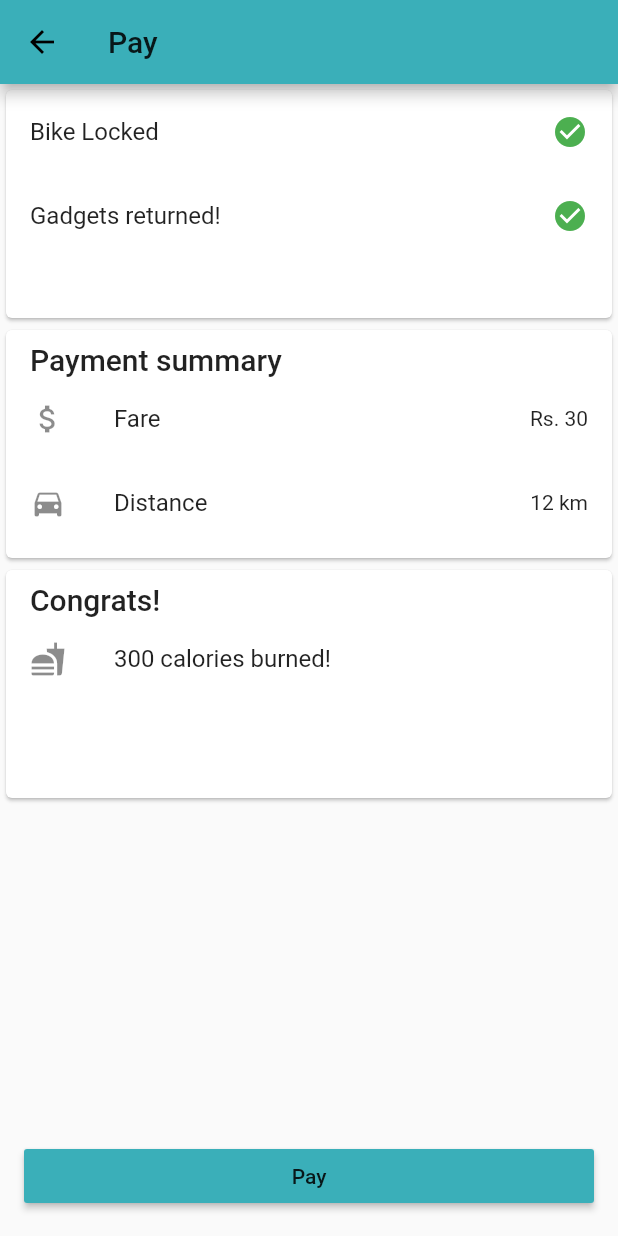
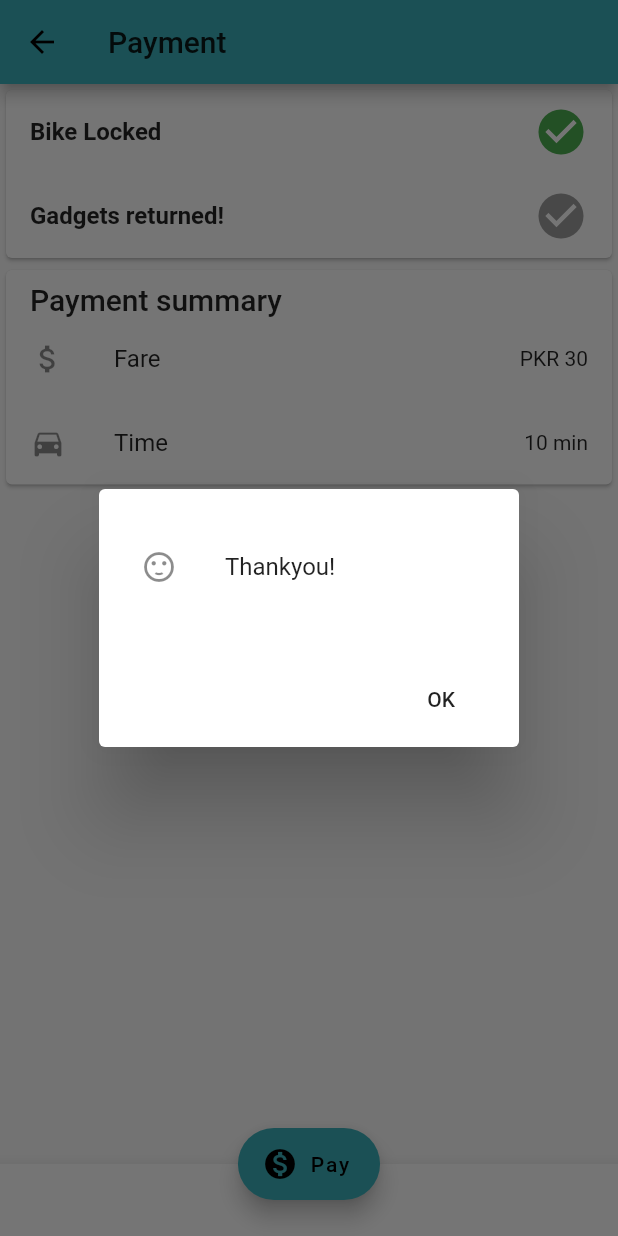
Before and after one commit to aubykhan/bike_go, a Flutter app: the RideFinishedPage screen opened directly, after a tap on "Pay", on a phone screen of 412 x 824 dp. Run offline on Flutter 3.47's test engine with Material 2 defaults, Android fonts, the phone set to English and light mode, and no system bars; our stand-ins replace cloud_firestore; missing offline and left inert: barcode_scan; accounts and stored records are empty.

Commit message:
refined app

```diff
--- /dev/null
+++ b/lib/global.dart
@@ -0,0 +1,4 @@
+abstract class Routes {
+  static const String root = '/';
+  static const String qr = '/qr';
+}
--- a/lib/ride_finished.dart
+++ b/lib/ride_finished.dart
@@ -1,3 +1,4 @@
+import 'package:bike_go/global.dart';
 import 'package:flutter/material.dart';
 
 class RideFinishedPage extends StatefulWidget {
@@ -10,21 +11,35 @@ class _RideFinishedPageState extends State<RideFinishedPage> {
   Widget build(BuildContext context) {
     return Scaffold(
       appBar: AppBar(
-        title: Text('Pay'),
+        title: Text('Payment'),
       ),
       body: Container(
-        child: ListView(
+        child: Column(
           children: <Widget>[
             Card(
               child: Column(
                 children: <Widget>[
                   ListTile(
-                    title: Text('Bike Locked'),
-                    trailing: Icon(Icons.check_circle, color: Colors.green),
+                    title: Text(
+                      'Bike Locked',
+                      style: TextStyle(fontWeight: FontWeight.bold),
+                    ),
+                    trailing: Icon(
+                      Icons.check_circle,
+                      color: Colors.green,
+                      size: 36.0,
+                    ),
                   ),
                   ListTile(
-                    title: Text('Gadgets returned!'),
-                    trailing: Icon(Icons.check_circle,color: Colors.green,),
+                    title: Text(
+                      'Gadgets returned!',
+                      style: TextStyle(fontWeight: FontWeight.bold),
+                    ),
+                    trailing: Icon(
+                      Icons.check_circle,
+                      color: Colors.grey,
+                      size: 36.0,
+                    ),
                   )
                 ],
               ),
@@ -43,53 +58,63 @@ class _RideFinishedPageState extends State<RideFinishedPage> {
                   ListTile(
                     leading: Icon(Icons.attach_money),
                     title: Text('Fare'),
-                    trailing: Text('Rs. 30'),
+                    trailing: Text('PKR 30'),
                   ),
                   ListTile(
                     leading: Icon(Icons.directions_car),
-                    title: Text('Distance'),
-                    trailing: Text('12 km'),
+                    title: Text('Time'),
+                    trailing: Text('10 min'),
                   )
                 ],
-              ),
-            ),
-            Card(
-              child: Column(
-                mainAxisSize: MainAxisSize.min,
-                crossAxisAlignment: CrossAxisAlignment.start,
-                children: <Widget>[
-                  Padding(
-                    padding: const EdgeInsets.only(left: 16.0, top: 8.0),
-                    child: Text(
-                      'Congrats!',
-                      style: Theme.of(context).textTheme.title,
-                    ),
-                  ),
-                  ListTile(
-                    leading: Icon(Icons.fastfood),
-                    title: Text('300 calories burned!'),
-                  )
-                ],
-              ),
-            )
-          ],
-          itemExtent: 160.0,
-        ),
-      ),
-      floatingActionButton: Padding(
-        padding: const EdgeInsets.only(left: 32.0),
-        child: Row(
-          children: <Widget>[
-            Expanded(
-              child: RaisedButton(
-                onPressed: () => {},
-                child: Text('Pay'),
               ),
             ),
           ],
         ),
       ),
+      bottomNavigationBar: BottomAppBar(
+        child: new Row(
+          mainAxisAlignment: MainAxisAlignment.spaceBetween,
+          children: <Widget>[
+            new IconButton(
+              icon: new Icon(
+                Icons.menu,
+                color: Colors.transparent,
+              ),
+              onPressed: () => {},
+            ),
+            new IconButton(
+              icon: new Icon(
+                Icons.apps,
+                color: Colors.transparent,
+              ),
+              onPressed: () => {},
+            ),
+          ],
+        ),
+      ),
+      floatingActionButton: FloatingActionButton.extended(
+        onPressed: () async => await showDialog(
+              context: context,
+              builder: (context) => new AlertDialog(
+                content: ListTile(
+                      contentPadding: EdgeInsets.all(4.0),
+                      leading: Icon(Icons.sentiment_satisfied),
+                      title: Text('Thankyou!'),
+                    ),
+                actions: <Widget>[
+                new FlatButton(
+                    onPressed: () {
+                      Navigator.pop(context);
+                      Navigator.of(context).pushReplacementNamed(Routes.root);
+                    },
+                    child: const Text('OK'))
+              ],
+                  ),
+            ),
+        icon: Icon(Icons.monetization_on),
+        label: Text('Pay'),
+      ),
+      floatingActionButtonLocation: FloatingActionButtonLocation.centerDocked,
     );
   }
-
 }
--- a/pubspec.yaml
+++ b/pubspec.yaml
@@ -35,6 +35,9 @@ flutter:
   # the material Icons class.
   uses-material-design: true
 
+  assets:
+    - assets/map.jpg
+
   # To add assets to your application, add an assets section, like this:
   # assets:
   #  - images/a_dot_burr.jpeg
```
Also changed, not shown: lib/InRide.dart (added, +143 -0 lines), lib/main.dart (+86 -31 lines), lib/qr.dart (+40 -8 lines), assets/map.jpg (added), 1 other file.
